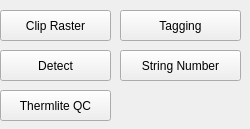
Old version of the form windows/therm_tools.ui in the repository sensehawk/qgis_plugin.
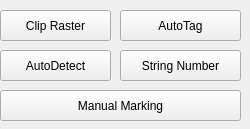
New version of the form.

```diff
--- a/windows/therm_tools.ui
+++ b/windows/therm_tools.ui
@@ -63,7 +63,7 @@
     </sizepolicy>
    </property>
    <property name="text">
-    <string>Tagging</string>
+    <string>AutoTag</string>
    </property>
    <property name="checkable">
     <bool>true</bool>
@@ -85,7 +85,7 @@
     </sizepolicy>
    </property>
    <property name="text">
-    <string>Detect</string>
+    <string>AutoDetect</string>
    </property>
   </widget>
   <widget class="QPushButton" name="clipButton">
@@ -112,12 +112,15 @@
     <rect>
      <x>0</x>
      <y>90</y>
-     <width>111</width>
+     <width>241</width>
      <height>31</height>
     </rect>
    </property>
    <property name="text">
-    <string>Thermlite QC</string>
+    <string>Manual Marking</string>
+   </property>
+   <property name="checkable">
+    <bool>true</bool>
    </property>
   </widget>
  </widget>
```
